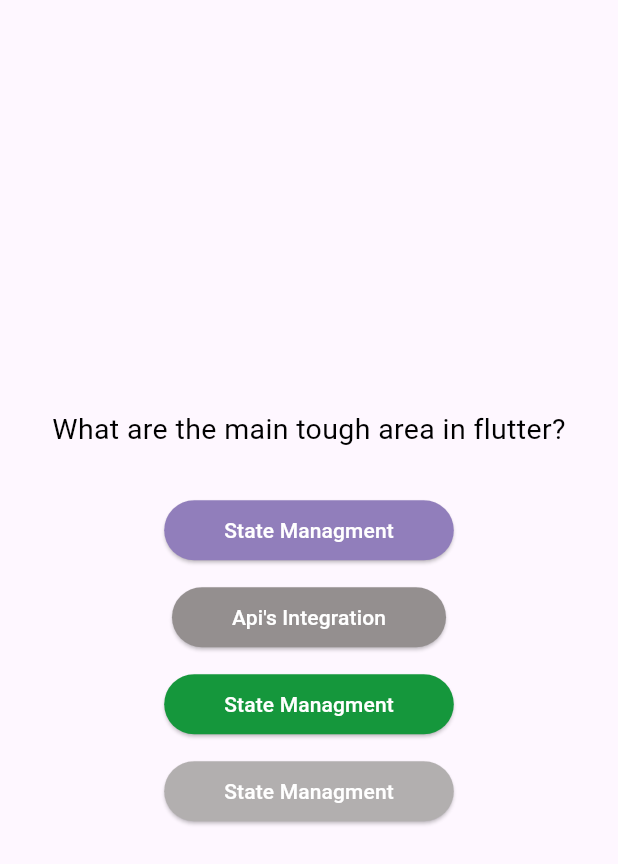
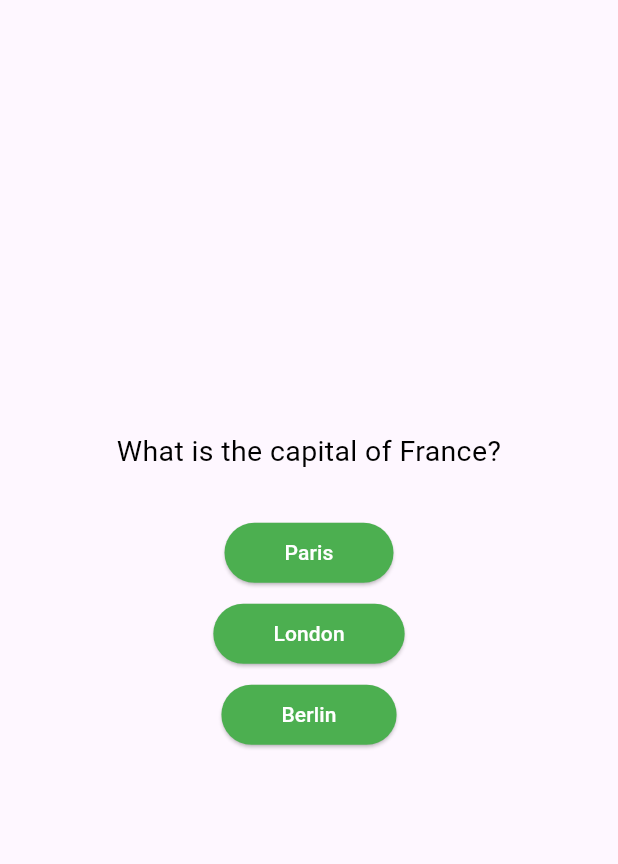
Before and after one commit to Exalter104/Flutter-Udemy-Course, a Flutter app: the QuestionScreen screen opened directly, on a phone screen of 412 x 824 dp. Shown: the top 864 px of the screen. Run offline on Flutter 3.47's test engine with Material 2 defaults, Android fonts, the phone set to English and light mode, and no system bars.

Commit message:
Shuffled Moduled: the shuffled Moduled is added

```diff
--- a/lib/deep concept of dart and quiz app/data/questions.dart
+++ b/lib/deep concept of dart and quiz app/data/questions.dart
@@ -1,20 +1,15 @@
 import '../models/quiz_questioin.dart';
 
 final questions = [
-  QuizQuestion("What are the main tough area in flutter?",
-      ["State Managment", "Api's Integration"]),
-  QuizQuestion("with help of the TextStyle constructor function,?",
-      ["State Managment", "Api's Integration"]),
-  QuizQuestion("and set this to a color of white, like thi?",
-      ["State Managment", "Api's Integration"]),
-  QuizQuestion("But for the buttons here, I now want to make surer?",
-      ["State Managment", "Api's Integration"]),
-  QuizQuestion("What are the main tough area in flutter?",
-      ["State Managment", "Api's Integration"]),
-  QuizQuestion("with help of the TextStyle constructor function,?",
-      ["State Managment", "Api's Integration"]),
-  QuizQuestion("and set this to a color of white, like thi?",
-      ["State Managment", "Api's Integration"]),
-  QuizQuestion("But for the buttons here, I now want to make surer?",
-      ["State Managment", "Api's Integration"]),
+  QuizQuestion("What is the capital of France?", ["Paris", "London", "Berlin"]),
+  QuizQuestion("What is 2 + 2?", ["3", "4", "5"]),
 ];
+
+
+// class QuizQuestion {
+//   QuizQuestion(this.text, this.quizAnswer);
+
+//   final String text;
+
+//   final List<String> quizAnswer;
+// }
--- a/lib/deep concept of dart and quiz app/quiz screen/question_screen.dart
+++ b/lib/deep concept of dart and quiz app/quiz screen/question_screen.dart
@@ -11,15 +11,31 @@ class QuestionScreen extends StatefulWidget {
 }
 
 class _QuestionScreenState extends State<QuestionScreen> {
+  final currentQuestion = questions[0];
+
+//... its for understanding of spread operator
+  // @override
+  // void initState() {
+  //   List<int> list1 = [1, 2, 3];
+  //   List<int> list2 = [4, 5, ...list1, 6, 7];
+  //   print(list2);
+  //   setState(() {
+  //     print(list2);
+  //   });
+
+  //   super.initState();
+  // }
+
   @override
   Widget build(BuildContext context) {
     return Scaffold(
         body: Column(
       mainAxisAlignment: MainAxisAlignment.center,
+      crossAxisAlignment: CrossAxisAlignment.stretch,
       children: [
         Center(
           child: Text(
-            questions[0].text,
+            currentQuestion.text,
             style: const TextStyle(
                 color: Color.fromARGB(255, 0, 0, 0), fontSize: 19),
             textAlign: TextAlign.center,
@@ -28,31 +44,29 @@ class _QuestionScreenState extends State<QuestionScreen> {
         const SizedBox(
           height: 30,
         ),
-        QuizButtons(
-            onPress: () {},
-            text: questions[1].quizAnswer[0],
-            buttonColor: const Color.fromARGB(255, 145, 126, 187)),
+/*
+(... ==> spread operator) this operator add a list in orignal list like
+ e.g:  List<int> list1 = [1, 2, 3];
+List<int> list2 = [4, 5, ...list1, 6, 7];
+print(list2):
+output is : [4, 5, 1, 2, 3, 6, 7]
+
+but what map does work
+currentQuestion.quizAnswer represents the answer choices for the current question. In our example, it's ["Paris", "London", "Berlin"].
+.map((read) { ... }) applies a function to each element in the answer choices list. In this function, we use the name read to represent each individual answer choice.
+*/
+
+        ...currentQuestion.quizAnswer.map((read) {
+          return Column(children: [
+            QuizButtons(onPress: () {}, text: read, buttonColor: Colors.green),
+            const SizedBox(
+              height: 6,
+            ),
+          ]);
+        }),
         const SizedBox(
-          height: 10,
+          height: 30,
         ),
-        QuizButtons(
-            onPress: () {},
-            text: questions[1].quizAnswer[1],
-            buttonColor: const Color.fromARGB(255, 148, 143, 143)),
-        const SizedBox(
-          height: 10,
-        ),
-        QuizButtons(
-            onPress: () {},
-            text: questions[1].quizAnswer[0],
-            buttonColor: const Color.fromARGB(255, 21, 151, 60)),
-        const SizedBox(
-          height: 10,
-        ),
-        QuizButtons(
-            onPress: () {},
-            text: questions[1].quizAnswer[0],
-            buttonColor: const Color.fromARGB(255, 178, 175, 175))
       ],
     ));
   }
```
